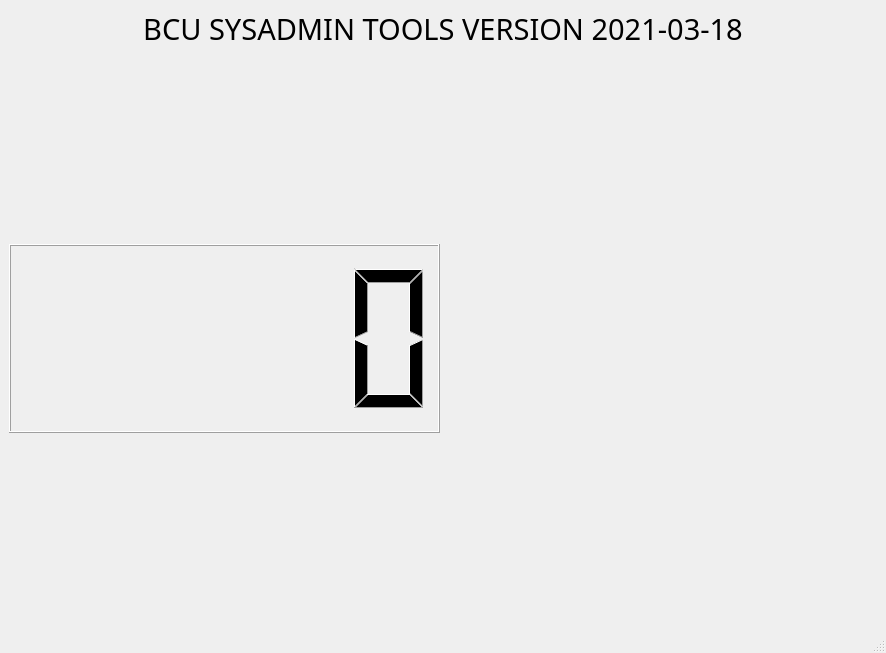
Above: mainwindow.ui from Ratolon/bcutoolkit before the change. Below: the same form after it.
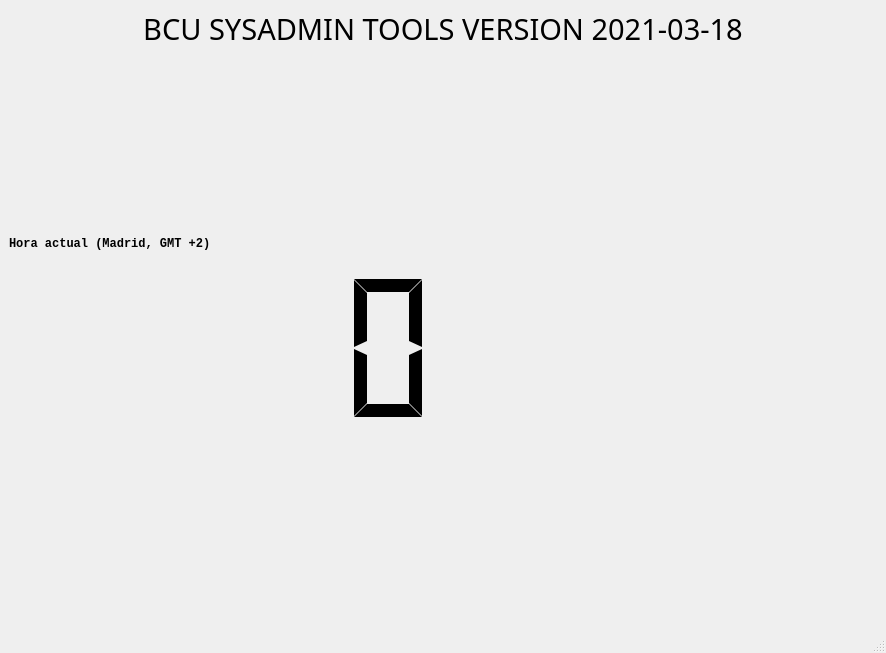
That is the form after the change. Custom widgets are drawn as their Qt base class.

Commit message: Minor changes me aburro

Patch:
```diff
--- a/mainwindow.ui
+++ b/mainwindow.ui
@@ -83,6 +83,9 @@
           <property name="orientation">
            <enum>Qt::Vertical</enum>
           </property>
+          <property name="sizeType">
+           <enum>QSizePolicy::MinimumExpanding</enum>
+          </property>
           <property name="sizeHint" stdset="0">
            <size>
             <width>20</width>
@@ -91,6 +94,21 @@
           </property>
          </spacer>
         </item>
+        <item>
+         <widget class="QLabel" name="label">
+          <property name="font">
+           <font>
+            <family>Monospace</family>
+            <weight>75</weight>
+            <bold>true</bold>
+            <underline>false</underline>
+           </font>
+          </property>
+          <property name="text">
+           <string>Hora actual (Madrid, GMT +2)</string>
+          </property>
+         </widget>
+        </item>
         <item>
          <widget class="DigitalClock" name="lcdNumber">
           <property name="sizePolicy">
@@ -99,6 +117,15 @@
             <verstretch>0</verstretch>
            </sizepolicy>
           </property>
+          <property name="frameShape">
+           <enum>QFrame::NoFrame</enum>
+          </property>
+          <property name="frameShadow">
+           <enum>QFrame::Plain</enum>
+          </property>
+          <property name="segmentStyle">
+           <enum>QLCDNumber::Flat</enum>
+          </property>
          </widget>
         </item>
         <item>
```
